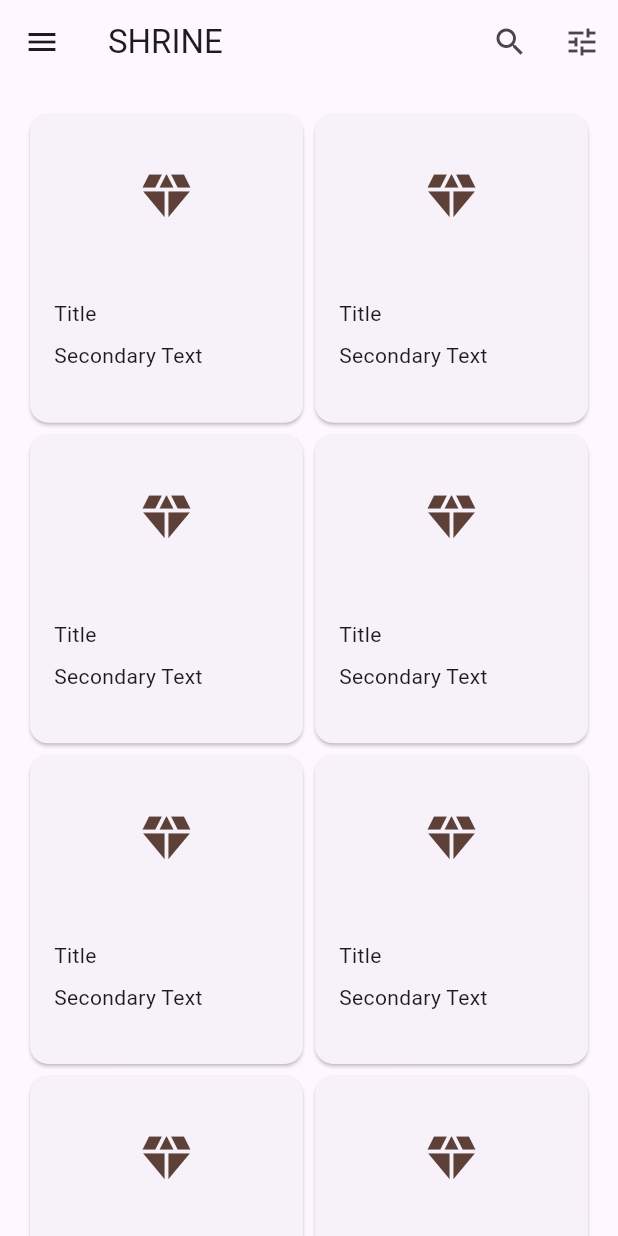
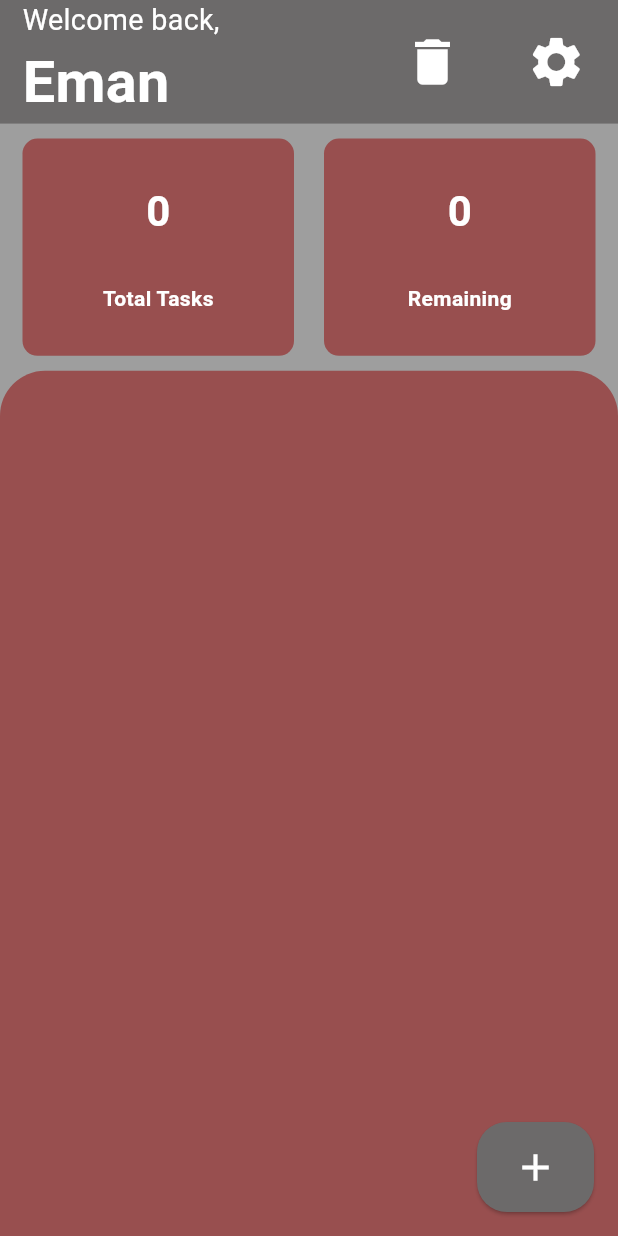
Before and after one commit to eman55555/F, a Flutter app: the screen it shows after launch, on a phone screen of 412 x 824 dp. Run offline on Flutter 3.47's test engine with Material 2 defaults, Android fonts, the phone set to English and light mode, and no system bars.

Commit message:
Added Day_11

```diff
--- a/lib/home.dart
+++ /dev/null
@@ -1,112 +0,0 @@
-import 'package:flutter/material.dart';
-
-class HomeScreen extends StatefulWidget {
-  const HomeScreen({super.key, required this.title});
-
-  final String title;
-
-  @override
-  State<HomeScreen> createState() => _HomeScreenState();
-}
-
-class _HomeScreenState extends State<HomeScreen> {
-  @override
-  Widget build(BuildContext context) {
-    List<Card> _buildGridCards(int count) {
-      List<Card> cards = List.generate(
-        count,
-        (int index) {
-          return Card(
-            clipBehavior: Clip.antiAlias,
-            child: Column(
-              crossAxisAlignment: CrossAxisAlignment.start,
-              children: <Widget>[
-                AspectRatio(
-                    aspectRatio: 18.0 / 11.0,
-                    child: Icon(
-                      Icons.diamond_sharp,
-                      size: 40,
-                      color: Colors.brown[700],
-                    )
-                    // Image.asset('assets/diamond.png'),
-                    ),
-                const Padding(
-                  padding: EdgeInsets.fromLTRB(16.0, 12.0, 16.0, 8.0),
-                  child: Column(
-                    crossAxisAlignment: CrossAxisAlignment.start,
-                    children: <Widget>[
-                      Text('Title'),
-                      SizedBox(height: 8.0),
-                      Text('Secondary Text'),
-                    ],
-                  ),
-                ),
-              ],
-            ),
-          );
-        },
-      );
-      return cards;
-    }
-
-    return Scaffold(
-      //backgroundColor: Color.fromARGB(255, 233, 226, 230),
-      appBar: AppBar(
-        elevation: 0,
-        //backgroundColor: Theme.of(context).colorScheme.inversePrimary,
-        title: Text(widget.title),
-        leading: IconButton(
-          icon: const Icon(
-            Icons.menu,
-            semanticLabel: 'menu',
-          ),
-          onPressed: () {
-            print('Menu app bar');
-          },
-        ),
-        actions: <Widget>[
-          IconButton(
-            icon: const Icon(
-              Icons.search,
-              semanticLabel: 'search',
-            ),
-            onPressed: () {
-              print('Search app bar');
-            },
-          ),
-          IconButton(
-            icon: const Icon(
-              Icons.tune,
-              semanticLabel: 'filter',
-            ),
-            onPressed: () {
-              print('Filter app bar');
-            },
-          ),
-        ],
-      ),
-      body: GridView.count(
-          crossAxisCount: 2,
-          padding: const EdgeInsets.all(16.0),
-          childAspectRatio: 8.0 / 9.0,
-          children: _buildGridCards(12) // Replace
-          ),
-      // bottomNavigationBar: BottomNavigationBar(
-      //   items: const <BottomNavigationBarItem>[
-      //     BottomNavigationBarItem(
-      //       icon: Icon(Icons.call),
-      //       label: 'Calls',
-      //     ),
-      //     BottomNavigationBarItem(
-      //       icon: Icon(Icons.camera),
-      //       label: 'Camera',
-      //     ),
-      //     BottomNavigationBarItem(
-      //       icon: Icon(Icons.chat),
-      //       label: 'Chats',
-      //     ),
-      //   ],
-      // ),
-    );
-  }
-}
--- a/lib/main.dart
+++ b/lib/main.dart
@@ -1,15 +1,35 @@
-import 'package:day_8/home.dart';
+import 'package:day_8/view_models/app_view_model.dart';
+import 'package:day_8/views/task_page.dart';
 import 'package:flutter/material.dart';
+import 'package:flutter/services.dart';
+import 'package:provider/provider.dart';
 
 void main() {
-  runApp(MaterialApp(
-    home: const HomeScreen(title: 'SHRINE'),
+  runApp( ChangeNotifierProvider(
+    create: (context) => AppViewModel(),
+    child: const MyApp()));
+}
+
+class MyApp extends StatelessWidget {
+  const MyApp({super.key});
+
+  @override
+  Widget build(BuildContext context) {
+     SystemChrome.setSystemUIOverlayStyle(SystemUiOverlayStyle(
+  statusBarColor: Color.fromARGB(255, 175, 80, 80),
+));
+    return MaterialApp(
+
     debugShowCheckedModeBanner: false,
     theme: ThemeData(
+
       //  colorScheme: ColorScheme.fromSeed(seedColor: Colors.deepPurple),
       useMaterial3: true,
     ),
-  ));
+
+    home:TaskPage(),
+  );
+  }
 }
 // to change launcher icon :
 
--- /dev/null
+++ b/lib/models/task_model.dart
@@ -0,0 +1,7 @@
+class Task {
+
+  String title;
+  bool complete;
+
+  Task(this.title , this.complete);
+}
--- /dev/null
+++ b/lib/models/user_model.dart
@@ -0,0 +1,6 @@
+class User {
+
+  String username ;
+
+  User(this.username);
+}
--- /dev/null
+++ b/lib/view_models/app_view_model.dart
@@ -0,0 +1,70 @@
+import 'package:day_8/models/task_model.dart';
+import 'package:day_8/models/user_model.dart';
+import 'package:flutter/material.dart';
+
+class AppViewModel extends ChangeNotifier {
+  List<Task> tasks = <Task>[];
+  User user = User("Eman");
+
+  int get taskCount => tasks.length;
+  int get numTasksRemaining => tasks.where((task) => !task.complete).length;
+
+  String get username => user.username;
+
+
+  void deleteTask(int taskIndex) {
+    tasks.removeAt(taskIndex);
+    notifyListeners();
+  }
+    void updateUsername(String newUsername) {
+    user.username = newUsername;
+    notifyListeners();
+  }
+
+  void deleteAllTasks() {
+    tasks.clear();
+    notifyListeners();
+  }
+
+  void deleteCompletedTasks() {
+    tasks = tasks.where((task) => !task.complete).toList();
+    notifyListeners();
+  }
+  void addTask(Task newTask) {
+    tasks.add(newTask);
+    notifyListeners();
+  }
+
+   String getTaskTitle(int taskIndex) {
+    return tasks[taskIndex].title;
+  }
+
+  //  void setTaskTitle(int taskIndex , String title) {
+  //   tasks[taskIndex].title = title;
+  //   notifyListeners();
+  // }
+
+  void buildBottomSheet(BuildContext context, Widget bottomSheet) {
+    showModalBottomSheet(
+        context: context,
+        builder: ((context) {
+          return bottomSheet;
+        }),
+        clipBehavior: Clip.antiAliasWithSaveLayer,
+        shape: RoundedRectangleBorder(borderRadius: BorderRadius.circular(40)));
+  }
+
+  bool getTaskStatus(int taskIndex) {
+    return tasks[taskIndex].complete;
+  }
+
+  void setTaskStatus(int taskIndex, bool status) {
+    tasks[taskIndex].complete = status;
+    notifyListeners();
+  }
+
+  Color color1 = const Color.fromARGB(255, 21, 12, 12);
+  Color color2 = const Color.fromARGB(255, 152, 79, 79);
+  Color color3 = Colors.grey.shade800;
+  Color color4 = Colors.grey.shade900;
+}
--- /dev/null
+++ b/lib/views/add_task_view.dart
@@ -0,0 +1,39 @@
+import 'package:day_8/view_models/app_view_model.dart';
+import 'package:day_8/views/bottom_sheets/add_bottom_sheet.dart';
+import 'package:flutter/material.dart';
+import 'package:flutter/services.dart';
+import 'package:provider/provider.dart';
+
+class AddTaskView extends StatelessWidget {
+  const AddTaskView({super.key});
+
+  @override
+  Widget build(BuildContext context) {
+    return Consumer<AppViewModel>( builder: (context, viewModel, child) {
+
+
+     return SizedBox(
+      height: 60,
+       child: ElevatedButton(
+        style: ElevatedButton.styleFrom(
+          backgroundColor: Color.fromARGB(255, 108, 106, 106),
+          foregroundColor: Colors.white,
+          shape: RoundedRectangleBorder(
+            borderRadius: BorderRadius.circular(20)
+          )
+        ),
+        onPressed: (){
+          HapticFeedback.heavyImpact();
+          viewModel.buildBottomSheet(context, const AddBottomSheet());
+        },
+        child: const Icon(Icons.add ,
+        size: 30,
+
+        ),
+        )
+     );
+         },
+    );
+
+  }
+}
--- /dev/null
+++ b/lib/views/header_view.dart
@@ -0,0 +1,86 @@
+import 'package:day_8/view_models/app_view_model.dart';
+import 'package:flutter/material.dart';
+import 'package:flutter/services.dart';
+import 'package:provider/provider.dart';
+import './bottom_sheets/delete_bottom_sheet.dart';
+import './bottom_sheets//settings_bottom_sheet.dart';
+
+class HeaderView extends StatelessWidget {
+  const HeaderView({super.key});
+
+  @override
+  Widget build(BuildContext context) {
+    return Consumer<AppViewModel>(
+
+      builder: (context, viewModel, child) {
+        return Container(
+            color: const Color.fromARGB(255, 108, 106, 106),
+          child: Row(
+
+            children: [
+              Expanded(
+                  flex: 3,
+                  child: Container(
+
+                    margin: EdgeInsets.only(left: 15),
+                    child: Column(children: [
+                      Expanded(
+                        flex: 1,
+                        child: Align(
+                          alignment: Alignment.bottomLeft,
+                          child: FittedBox(
+                            fit: BoxFit.fitHeight,
+                            child: Text("Welcome back,",
+                                style: TextStyle(
+                                    fontSize: 23,
+
+                                    fontWeight: FontWeight.w400,
+                                    color: Colors.white)),
+                          ),
+                        ),
+                      ),
+                      Expanded(
+                        flex: 2,
+                        child: Align(
+                          alignment: Alignment.topLeft,
+                          child: FittedBox(
+                            fit: BoxFit.fitHeight,
+                            child: Text(viewModel.username,
+                                style: TextStyle(
+                                    fontSize: 42,
+                                    fontWeight: FontWeight.bold,
+                                    color: Colors.white)),
+                          ),
+                        ),
+                      )
+                    ]),
+                  )),
+              // Trash Icon
+              Expanded(
+                  flex: 1,
+                  child: InkWell(
+                      onTap: () {
+                        HapticFeedback.mediumImpact();
+                        viewModel.buildBottomSheet(
+                          context,  DeleteBottomSheet());
+                      },
+                      child: Icon(Icons.delete,
+                          color:Colors.white, size: 40))),
+              // Settings Icon
+              Expanded(
+                  flex: 1,
+                  child: InkWell(
+                      onTap: () {
+                        HapticFeedback.mediumImpact();
+                        viewModel.buildBottomSheet(
+                           context,  SettingsBottomSheet());
+                      },
+                      child: Icon(Icons.settings,
+                          color: Colors.white, size: 40))),
+            ],
+          ),
+        );
+      },
+    );
+  }
+}
--- /dev/null
+++ b/lib/views/task_info_view.dart
@@ -0,0 +1,103 @@
+import 'package:day_8/view_models/app_view_model.dart';
+import 'package:flutter/material.dart';
+import 'package:flutter/src/widgets/container.dart';
+import 'package:flutter/src/widgets/framework.dart';
+import 'package:provider/provider.dart';
+
+
+class TaskInfoView extends StatelessWidget {
+  const TaskInfoView({super.key});
+
+  @override
+  Widget build(BuildContext context) {
+    return Consumer<AppViewModel>(builder: (context, viewModel, child) {
+      return Container(
+        color:Colors.grey,
+        margin: EdgeInsets.fromLTRB(15, 10, 15, 10),
+
+        child: Row(
+          children: [
+            // Total Tasks
+            Expanded(
+              flex: 1,
+              child: Container(
+
+                  decoration: BoxDecoration(
+                      color: viewModel.color2,
+                      borderRadius: BorderRadius.circular(10)),
+                  child: Column(
+                    children: [
+                      Expanded(
+                        flex: 2,
+                        child: Align(
+                          alignment: Alignment.center,
+                          child: FittedBox(
+                            child: Text("${viewModel.taskCount}",
+                                style: TextStyle(
+                                    fontSize: 28,
+                                    color: Colors.white,
+                                    fontWeight: FontWeight.bold)),
+                          ),
+                        ),
+                      ),
+                      Expanded(
+                        flex: 1,
+                        child: Align(
+                          alignment: Alignment.topCenter,
+                          child: FittedBox(
+                            child: Text("Total Tasks",
+                                style: TextStyle(
+                                    color: Colors.white,
+                                    fontWeight: FontWeight.w600)),
+                          ),
+                        ),
+                      )
+                    ],
+                  )),
+            ),
+            SizedBox(width: 20),
+            // Remaining
+            Expanded(
+              flex: 1,
+              child: Container(
+
+                //padding:EdgeInsets.symmetric(vertical: 3),
+                  decoration: BoxDecoration(
+                      color: viewModel.color2,
+                      borderRadius: BorderRadius.circular(10)),
+                  child: Column(
+                    children: [
+                      Expanded(
+                        flex: 2,
+                        child: Align(
+                          alignment: Alignment.center,
+                          child: FittedBox(
+                            child: Text("${viewModel.numTasksRemaining}",
+                                style: TextStyle(
+                                    fontSize: 28,
+                                    color: Colors.white,
+                                    fontWeight: FontWeight.bold)),
+                          ),
+                        ),
+                      ),
+                      Expanded(
+                        flex: 1,
+                        child: Align(
+                          alignment: Alignment.topCenter,
+                          child: FittedBox(
+                            child: Text("Remaining",
+                                style: TextStyle(
+                                    color:Colors.white,
+                                    fontWeight: FontWeight.w600)),
+                          ),
+                        ),
+                      )
+                    ],
+                  )),
+            ),
+          ],
+        ),
+      );
+    });
+  }
+}
--- /dev/null
+++ b/lib/views/task_list_view.dart
@@ -0,0 +1,65 @@
+import 'package:day_8/view_models/app_view_model.dart';
+import 'package:flutter/material.dart';
+import 'package:flutter/services.dart';
+import 'package:provider/provider.dart';
+
+class TaskListView extends StatelessWidget {
+  const TaskListView({super.key});
+
+  @override
+  Widget build(BuildContext context) {
+    return Consumer<AppViewModel>(builder: (context, viewModel, child) {
+
+      return Container(
+        padding: EdgeInsets.only(top: 20 , right: 5 ,left: 5),
+       decoration: BoxDecoration(
+        color: viewModel.color2,
+        borderRadius: BorderRadius.vertical(top: Radius.circular(30))),
+        child: ListView.separated(
+          itemBuilder:  (context, index) =>
+           Dismissible(
+                key: UniqueKey(),
+                onDismissed: (direction) {
+                  HapticFeedback.mediumImpact();
+                  viewModel.deleteTask(index);
+                },
+                background: Container(
+                  margin: EdgeInsets.symmetric(horizontal: 5),
+                  decoration: BoxDecoration(
+                      color: Colors.red.shade300,
+                      borderRadius: BorderRadius.circular(10)),
+                  child: Center(
+                      child: Icon(Icons.delete, )),
+                ),
+            child: Container(
+
+              decoration: BoxDecoration(
+                        color: Color.fromARGB(255, 108, 106, 106),
+                        borderRadius: BorderRadius.circular(20)),
+              child: ListTile(
+               leading: Checkbox(
+                value: viewModel.getTaskStatus(index),
+                onChanged: (value) {
+                  viewModel.setTaskStatus(index, value!);
+                },
+                checkColor: viewModel.color1,
+                activeColor: Colors.white,
+                shape: RoundedRectangleBorder(
+                  borderRadius: BorderRadius.circular(5),
+                  side: BorderSide(color: viewModel.color3, width: 2),
+
+                ),
+               ),
+               title: Text(viewModel.getTaskTitle(index) ,
+               style: TextStyle(color: Colors.white),
+               ),
+              ),
+            ),
+          )
+        , separatorBuilder: (context, index) => SizedBox(
+          height: 15,
+        ), itemCount: viewModel.taskCount),
+      );
+    },);
+  }
+}
--- /dev/null
+++ b/lib/views/task_page.dart
@@ -0,0 +1,33 @@
+import 'package:day_8/views/add_task_view.dart';
+import 'package:day_8/views/task_list_view.dart';
+import 'package:flutter/material.dart';
+
+import 'header_view.dart';
+import 'task_info_view.dart';
+
+class TaskPage extends StatelessWidget {
+  const TaskPage({super.key});
+
+  @override
+  Widget build(BuildContext context) {
+    return const Scaffold(
+
+      backgroundColor: Colors.grey,
+      body: SafeArea(
+        bottom: false,
+          child: Column(
+        children: [
+          // Header View
+              Expanded(flex: 1, child: HeaderView()),
+
+              // Task Info View
+              Expanded(flex: 2, child: TaskInfoView()),
+
+              // Task List View
+              Expanded(flex: 7, child: TaskListView()),
+        ],
+      )),
+      floatingActionButton: AddTaskView()
+    );
+  }
+}
--- a/pubspec.yaml
+++ b/pubspec.yaml
@@ -35,6 +35,7 @@ dependencies:
   # The following adds the Cupertino Icons font to your application.
   # Use with the CupertinoIcons class for iOS style icons.
   cupertino_icons: ^1.0.2
+  provider: ^6.0.5
 
 dev_dependencies:
   flutter_test:
```
Also changed, not shown: lib/views/bottom_sheets/add_bottom_sheet.dart (added, +54 -0 lines), lib/views/bottom_sheets/delete_bottom_sheet.dart (added, +55 -0 lines), lib/views/bottom_sheets/settings_bottom_sheet.dart (added, +54 -0 lines), pubspec.lock.
